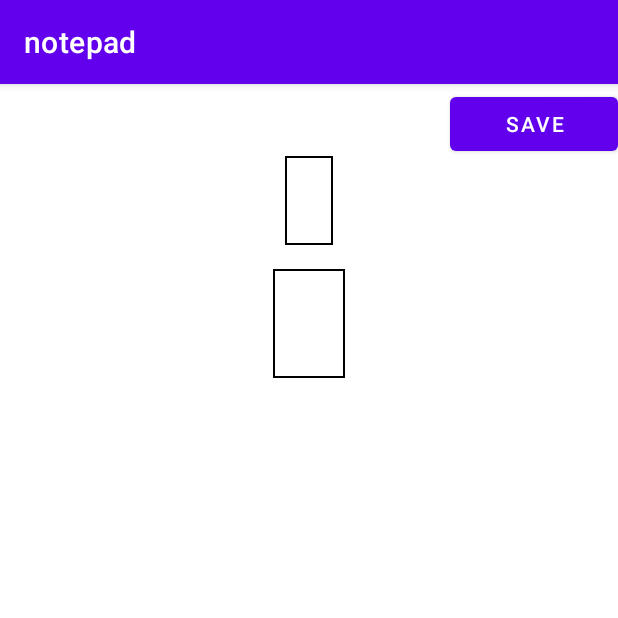
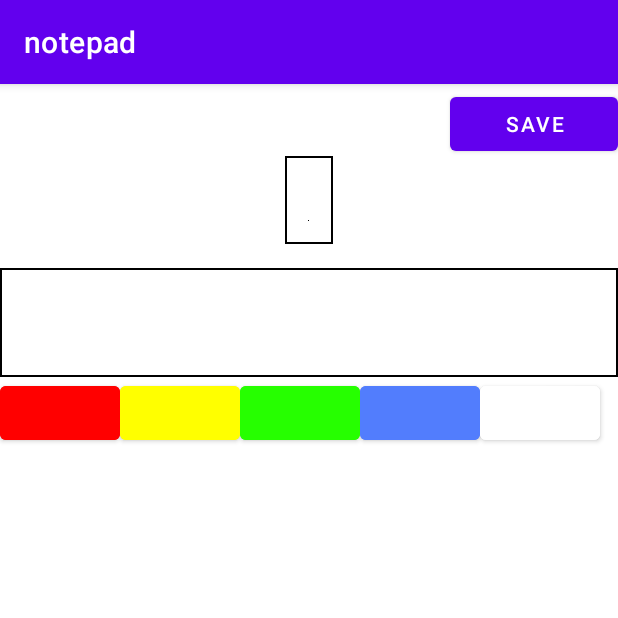
Before and after one commit to JarnoRyhanen/Notepad, an Android app: the SecondaryActivity screen opened directly, with no data from a screen before it, on a phone screen of 412 x 824 dp, the top half of it. Run offline under Robolectric (Android 15) with nearby library versions, the phone set to English and light mode, and no system bars; libraries missing offline, so code that uses them is left out: io.realm; 2 statements that could not run were skipped.

Commit message:
finished and polished the notepad

```diff
--- a/app/src/main/java/com/choicely/notepad/SecondaryActivity.java
+++ b/app/src/main/java/com/choicely/notepad/SecondaryActivity.java
@@ -1,7 +1,10 @@
 package com.choicely.notepad;
 
+import android.annotation.SuppressLint;
+import android.graphics.Color;
 import android.os.Bundle;
 import android.util.Log;
+import android.view.View;
 import android.widget.Button;
 import android.widget.EditText;
 
@@ -17,16 +20,28 @@ public class SecondaryActivity extends AppCompatActivity {
     private final static String TAG = "SecondaryActivity";
 
     private Button saveButton;
+    private Button red;
+    private Button yellow;
+    private Button green;
+    private Button blue;
+    private Button white;
     private EditText title;
     private EditText text;
     private int noteID;
+    private int color;
 
+    @SuppressLint("ResourceAsColor")
     @Override
     protected void onCreate(Bundle savedInstanceState) {
         super.onCreate(savedInstanceState);
         setContentView(R.layout.secondary_activity);
 
         saveButton = findViewById(R.id.secondary_activity_save_button);
+        red = findViewById(R.id.secondary_activity_red_button);
+        yellow = findViewById(R.id.secondary_activity_yellow_button);
+        green = findViewById(R.id.secondary_activity_green_button);
+        blue = findViewById(R.id.secondary_activity_blue_button);
+        white = findViewById(R.id.secondary_activity_white_button);
         title = findViewById(R.id.secondary_activity_title);
         text = findViewById(R.id.secondary_activity_text);
 
@@ -42,7 +57,36 @@ public class SecondaryActivity extends AppCompatActivity {
             saveNote();
         });
 
-
+        red.setOnClickListener(v -> {
+            getWindow().getDecorView().setBackgroundColor(Color.RED);
+            text.getBackground().setAlpha(150);
+            title.getBackground().setAlpha(150);
+            color = Color.RED;
+        });
+        yellow.setOnClickListener(v -> {
+            getWindow().getDecorView().setBackgroundColor(Color.YELLOW);
+            text.getBackground().setAlpha(150);
+            title.getBackground().setAlpha(150);
+            color = Color.YELLOW;
+        });
+        green.setOnClickListener(v -> {
+            getWindow().getDecorView().setBackgroundColor(Color.GREEN);
+            text.getBackground().setAlpha(150);
+            title.getBackground().setAlpha(150);
+            color = Color.GREEN;
+        });
+        blue.setOnClickListener(v -> {
+            getWindow().getDecorView().setBackgroundColor(Color.BLUE);
+            text.getBackground().setAlpha(150);
+            title.getBackground().setAlpha(150);
+            color = Color.BLUE;
+        });
+        white.setOnClickListener(v -> {
+            getWindow().getDecorView().setBackgroundColor(Color.WHITE);
+            text.getBackground().setAlpha(150);
+            title.getBackground().setAlpha(150);
+            color = Color.WHITE;
+        });
     }
 
     private void newNote() {
@@ -50,6 +94,10 @@ public class SecondaryActivity extends AppCompatActivity {
         NoteData lastNote = realm.where(NoteData.class).sort("id", Sort.DESCENDING).findFirst();
         if (lastNote != null) {
             noteID = (int) (lastNote.getId() + 1);
+            getWindow().getDecorView().setBackgroundColor(Color.WHITE);
+            text.getBackground().setAlpha(150);
+            title.getBackground().setAlpha(150);
+            color = Color.WHITE;
         } else {
             noteID = 0;
         }
@@ -61,7 +109,11 @@ public class SecondaryActivity extends AppCompatActivity {
         NoteData note = realm.where(NoteData.class).equalTo("id", noteID).findFirst();
         title.setText(note.getTitle());
         text.setText(note.getNoteText());
-
+        Log.d(TAG, "color is: " + color);
+        getWindow().getDecorView().setBackgroundColor(note.getColor());
+        color = note.getColor();
+        text.getBackground().setAlpha(150);
+        title.getBackground().setAlpha(150);
 
     }
 
@@ -73,6 +125,7 @@ public class SecondaryActivity extends AppCompatActivity {
         Log.d(TAG, "set text: " + text.getText());
 
         noteData.setId(noteID);
+        noteData.setColor(color);
         noteData.setTitle(String.valueOf(title.getText()));
         noteData.setNoteText(String.valueOf(text.getText()));
 
--- a/app/src/main/res/layout/activity_main.xml
+++ b/app/src/main/res/layout/activity_main.xml
@@ -8,6 +8,7 @@
     android:gravity="center_horizontal"
     tools:context=".MainActivity"
     android:orientation="vertical"
+
     >
 
     <TextView
--- a/app/src/main/res/layout/secondary_activity.xml
+++ b/app/src/main/res/layout/secondary_activity.xml
@@ -34,25 +34,69 @@
 
     <EditText
         android:id="@+id/secondary_activity_title"
-        android:background="@drawable/border"
         android:layout_width="wrap_content"
         android:layout_height="wrap_content"
+        android:background="@drawable/border"
+        android:drawableBottom="@color/black"
         android:padding="16dp"
         android:textSize="20dp"
         tools:text="Title"
-
         />
 
     <EditText
         android:id="@+id/secondary_activity_text"
-        android:layout_width="wrap_content"
+        android:layout_width="match_parent"
         android:layout_height="wrap_content"
         android:layout_marginTop="16dp"
         android:background="@drawable/border"
         android:padding="24dp"
         tools:text="Lorem ipsum dolor sit amet, consectetur adipiscing elit. Praesent fermentum lobortis ex sed vestibulum. Integer eu nibh scelerisque, feugiat eros a, sagittis metus. Donec ultrices erat non faucibus lobortis. Cras in maximus lacus. Morbi finibus augue sit amet diam ultricies malesuada. Nunc orci dui, maximus quis neque et, tempus eleifend mauris. Donec ac ligula ut quam tincidunt iaculis. Pellentesque quis leo eu mauris varius ultricies sit amet ut diam. Ut et volutpat mi, id hendrerit sem. Sed semper turpis magna, in laoreet ante posuere eu. Donec suscipit congue felis sit amet posuere. Maecenas sed enim a justo scelerisque mollis. Aliquam erat volutpat. Quisque facilisis convallis leo, et scelerisque justo rutrum a."
+        />
 
 
-        />
+    <LinearLayout
+        android:layout_width="match_parent"
+        android:layout_height="wrap_content"
+        android:orientation="horizontal"
+
+        >
+
+        <Button
+            android:id="@+id/secondary_activity_red_button"
+            android:layout_width="80dp"
+            android:layout_height="wrap_content"
+            android:backgroundTint="@color/red"
+
+            />
+
+        <Button
+            android:id="@+id/secondary_activity_yellow_button"
+            android:layout_width="80dp"
+            android:layout_height="wrap_content"
+            android:backgroundTint="@color/yellow"
+            />
+
+        <Button
+            android:id="@+id/secondary_activity_green_button"
+            android:layout_width="80dp"
+            android:layout_height="wrap_content"
+            android:backgroundTint="@color/green"
+            />
+
+        <Button
+            android:id="@+id/secondary_activity_blue_button"
+            android:layout_width="80dp"
+            android:layout_height="wrap_content"
+            android:backgroundTint="@color/blue"
+            />
+
+        <Button
+            android:id="@+id/secondary_activity_white_button"
+            android:layout_width="80dp"
+            android:layout_height="wrap_content"
+            android:backgroundTint="@color/white"
+            />
+    </LinearLayout>
+
 
 </LinearLayout>
--- a/app/src/main/res/values/colors.xml
+++ b/app/src/main/res/values/colors.xml
@@ -7,4 +7,12 @@
     <color name="teal_700">#FF018786</color>
     <color name="black">#FF000000</color>
     <color name="white">#FFFFFFFF</color>
+    <color name="red">#FF0000</color>
+    <color name="yellow">#FFFF00</color>
+    <color name="green">#26FF00</color>
+    <color name="blue">#527DFD</color>
+
+
+
+
 </resources>
```
Also changed, not shown: app/src/main/AndroidManifest.xml (+9 -2 lines), app/src/main/java/com/choicely/notepad/NoteAdapter.java (+14 -1 lines), app/src/main/java/com/choicely/notepad/NoteData.java (+9 -0 lines).
